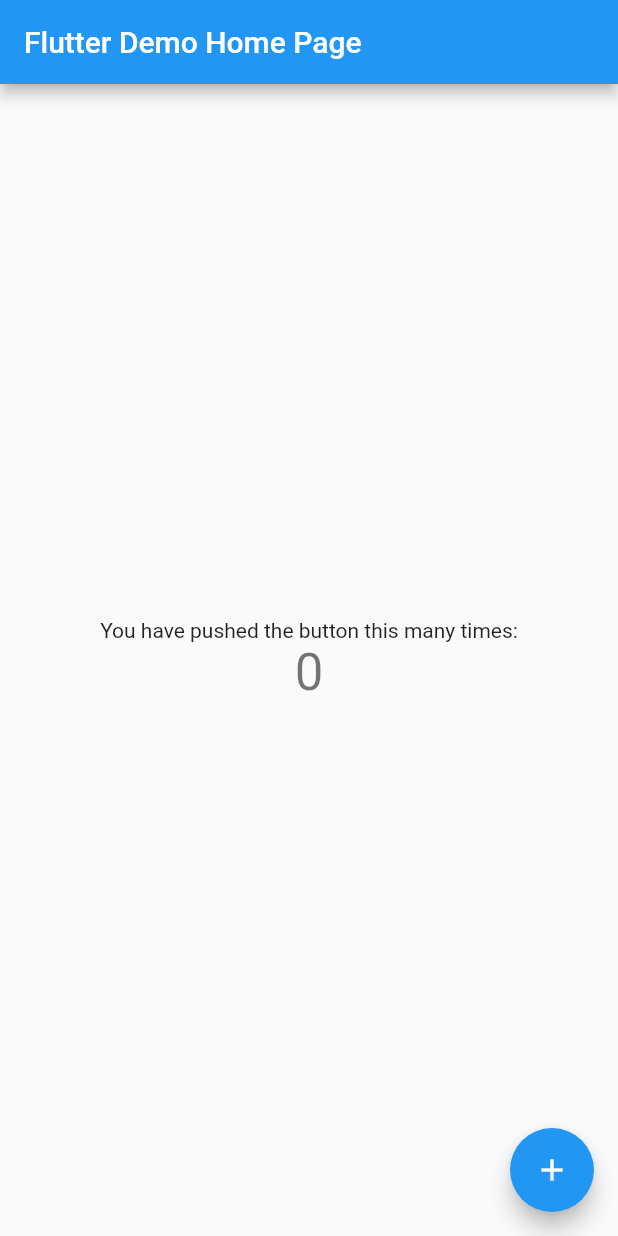
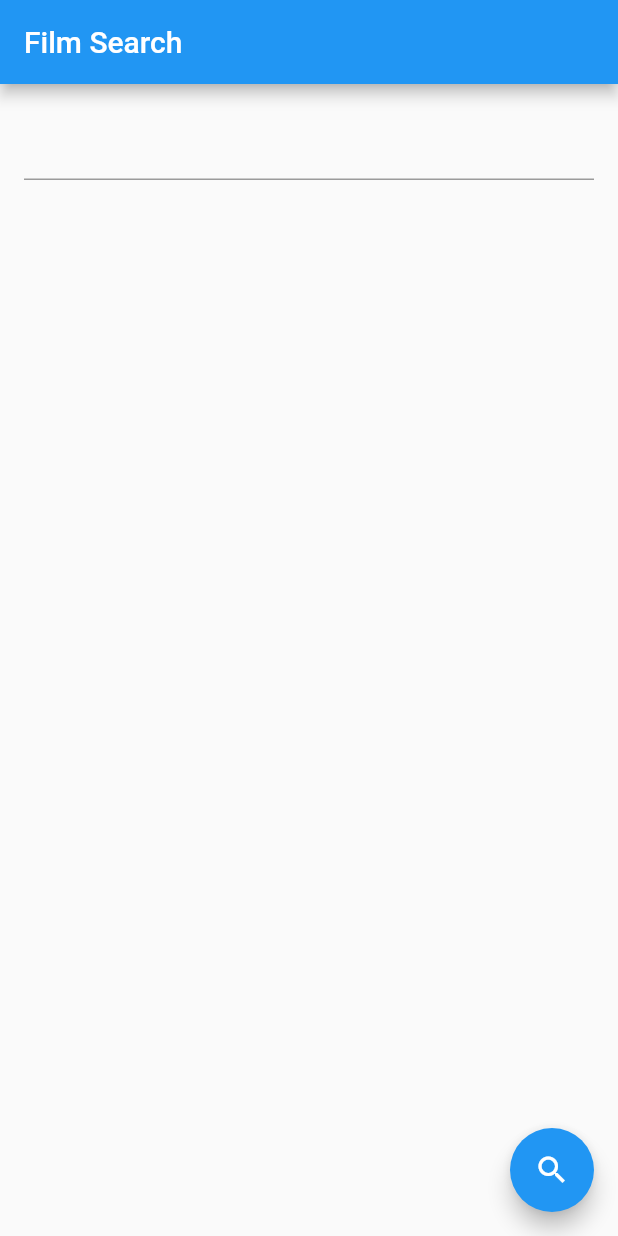
Before and after one commit to lassjr/search-film, a Flutter app: the screen it shows after launch, on a phone screen of 412 x 824 dp. Run offline on Flutter 3.47's test engine with Material 2 defaults, Android fonts, the phone set to English and light mode, and no system bars.

Commit message:
search_movie

```diff
--- a/lib/main.dart
+++ b/lib/main.dart
@@ -1,109 +1,59 @@
 import 'package:flutter/material.dart';
+import 'package:http/http.dart' as http;
+import 'security_key.dart';
 
 void main() => runApp(new MyApp());
 
 class MyApp extends StatelessWidget {
-  // This widget is the root of your application.
   @override
   Widget build(BuildContext context) {
     return new MaterialApp(
-      title: 'Flutter Demo',
+      title: 'Film Search',
       theme: new ThemeData(
-        // This is the theme of your application.
-        //
-        // Try running your application with "flutter run". You'll see the
-        // application has a blue toolbar. Then, without quitting the app, try
-        // changing the primarySwatch below to Colors.green and then invoke
-        // "hot reload" (press "r" in the console where you ran "flutter run",
-        // or press Run > Flutter Hot Reload in IntelliJ). Notice that the
-        // counter didn't reset back to zero; the application is not restarted.
         primarySwatch: Colors.blue,
       ),
-      home: new MyHomePage(title: 'Flutter Demo Home Page'),
+      home: MyCustomForm(),
     );
   }
 }
 
-class MyHomePage extends StatefulWidget {
-  MyHomePage({Key key, this.title}) : super(key: key);
-
-  // This widget is the home page of your application. It is stateful, meaning
-  // that it has a State object (defined below) that contains fields that affect
-  // how it looks.
-
-  // This class is the configuration for the state. It holds the values (in this
-  // case the title) provided by the parent (in this case the App widget) and
-  // used by the build method of the State. Fields in a Widget subclass are
-  // always marked "final".
-
-  final String title;
-
-  @override
-  _MyHomePageState createState() => new _MyHomePageState();
+class MyCustomForm extends StatefulWidget {
+  _MyCustomFormState createState() => _MyCustomFormState();
 }
 
-class _MyHomePageState extends State<MyHomePage> {
-  int _counter = 0;
+class _MyCustomFormState extends State<MyCustomForm> {
+  final myController = TextEditingController();
 
-  void _incrementCounter() {
-    setState(() {
-      // This call to setState tells the Flutter framework that something has
-      // changed in this State, which causes it to rerun the build method below
-      // so that the display can reflect the updated values. If we changed
-      // _counter without calling setState(), then the build method would not be
-      // called again, and so nothing would appear to happen.
-      _counter++;
+  void dispose() {
+    myController.dispose();
+    super.dispose();
+  }
+
+  void searchFilm() {
+    var url = "http://www.omdbapi.com/?apikey=$API_KEY&s=${myController.text}";
+    http.get(url).then((response) {
+      print("response status: ${response.statusCode}");
+      print("Response body: ${response.body}");
     });
   }
 
-  @override
   Widget build(BuildContext context) {
-    // This method is rerun every time setState is called, for instance as done
-    // by the _incrementCounter method above.
-    //
-    // The Flutter framework has been optimized to make rerunning build methods
-    // fast, so that you can just rebuild anything that needs updating rather
-    // than having to individually change instances of widgets.
-    return new Scaffold(
-      appBar: new AppBar(
-        // Here we take the value from the MyHomePage object that was created by
-        // the App.build method, and use it to set our appbar title.
-        title: new Text(widget.title),
+    return Scaffold(
+      appBar: AppBar(
+        title: Text('Film Search'),
       ),
-      body: new Center(
-        // Center is a layout widget. It takes a single child and positions it
-        // in the middle of the parent.
-        child: new Column(
-          // Column is also layout widget. It takes a list of children and
-          // arranges them vertically. By default, it sizes itself to fit its
-          // children horizontally, and tries to be as tall as its parent.
-          //
-          // Invoke "debug paint" (press "p" in the console where you ran
-          // "flutter run", or select "Toggle Debug Paint" from the Flutter tool
-          // window in IntelliJ) to see the wireframe for each widget.
-          //
-          // Column has various properties to control how it sizes itself and
-          // how it positions its children. Here we use mainAxisAlignment to
-          // center the children vertically; the main axis here is the vertical
-          // axis because Columns are vertical (the cross axis would be
-          // horizontal).
-          mainAxisAlignment: MainAxisAlignment.center,
-          children: <Widget>[
-            new Text(
-              'You have pushed the button this many times:',
-            ),
-            new Text(
-              '$_counter',
-              style: Theme.of(context).textTheme.display1,
-            ),
-          ],
+      body: Padding(
+        padding: const EdgeInsets.all(16.0),
+        child: TextField(
+          onEditingComplete: searchFilm,
+          controller: myController,
         ),
       ),
-      floatingActionButton: new FloatingActionButton(
-        onPressed: _incrementCounter,
-        tooltip: 'Increment',
-        child: new Icon(Icons.add),
-      ), // This trailing comma makes auto-formatting nicer for build methods.
+      floatingActionButton: FloatingActionButton(
+        onPressed: searchFilm,
+        tooltip: 'Show me the value!',
+        child: Icon(Icons.search),
+      ),
     );
   }
 }
```
Also changed, not shown: pubspec.yaml (+1 -6 lines), pubspec.lock, 1 other file.
